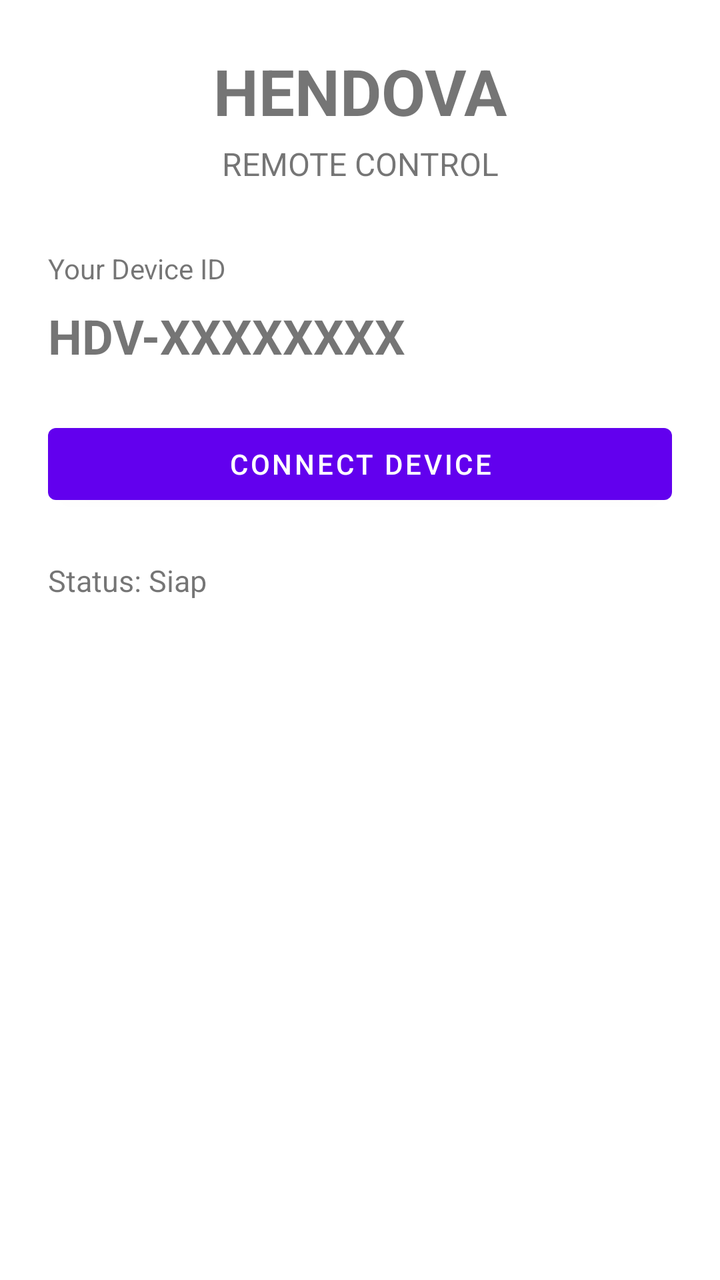
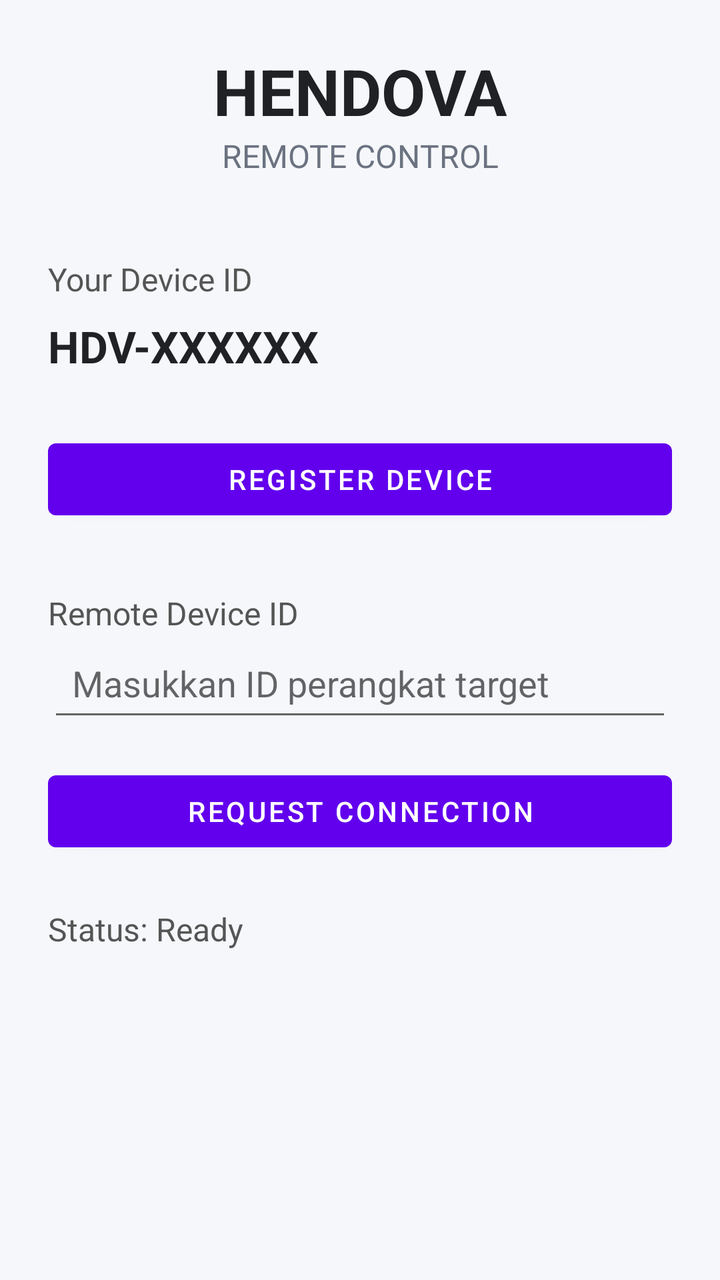

An Android layout rendered at two revisions. The XML below is the earlier revision; the diff shows what the commit changed to produce the second picture.
<!-- AndroidManifest.xml: application theme Theme.Hendova -->
<!-- res/layout/activity_main.xml -->
<?xml version="1.0" encoding="utf-8"?>
<ScrollView
    xmlns:android="http://schemas.android.com/apk/res/android"
    android:layout_width="match_parent"
    android:layout_height="match_parent">

    <LinearLayout
        android:layout_width="match_parent"
        android:layout_height="wrap_content"
        android:orientation="vertical"
        android:padding="24dp">

        <TextView
            android:layout_width="match_parent"
            android:layout_height="wrap_content"
            android:text="HENDOVA"
            android:textSize="32sp"
            android:textStyle="bold"
            android:gravity="center"
            android:paddingBottom="4dp" />

        <TextView
            android:layout_width="match_parent"
            android:layout_height="wrap_content"
            android:text="REMOTE CONTROL"
            android:textSize="16sp"
            android:gravity="center"
            android:paddingBottom="32dp" />

        <TextView
            android:layout_width="match_parent"
            android:layout_height="wrap_content"
            android:text="Your Device ID"
            android:textSize="14sp" />

        <TextView
            android:id="@+id/deviceIdText"
            android:layout_width="match_parent"
            android:layout_height="wrap_content"
            android:text="HDV-XXXXXXXX"
            android:textSize="24sp"
            android:textStyle="bold"
            android:paddingTop="8dp"
            android:paddingBottom="24dp" />

        <Button
            android:id="@+id/connectButton"
            android:layout_width="match_parent"
            android:layout_height="wrap_content"
            android:text="CONNECT DEVICE" />

        <TextView
            android:id="@+id/statusText"
            android:layout_width="match_parent"
            android:layout_height="wrap_content"
            android:text="Status: Siap"
            android:textSize="15sp"
            android:paddingTop="24dp" />

    </LinearLayout>

</ScrollView>
<!-- resources referenced by this layout -->
<resources>
  <style name="Theme.Hendova" parent="Theme.MaterialComponents.DayNight.NoActionBar" />
</resources>

<!-- the commit's change to res/layout/activity_main.xml (unified diff, before → after) -->
@@ -1,8 +1,8 @@
 <?xml version="1.0" encoding="utf-8"?>
-<ScrollView
-    xmlns:android="http://schemas.android.com/apk/res/android"
+<ScrollView xmlns:android="http://schemas.android.com/apk/res/android"
     android:layout_width="match_parent"
-    android:layout_height="match_parent">
+    android:layout_height="match_parent"
+    android:background="#F5F7FA">
 
     <LinearLayout
         android:layout_width="match_parent"
@@ -13,50 +13,78 @@
         <TextView
             android:layout_width="match_parent"
             android:layout_height="wrap_content"
+            android:gravity="center"
             android:text="HENDOVA"
+            android:textColor="#202124"
             android:textSize="32sp"
-            android:textStyle="bold"
-            android:gravity="center"
-            android:paddingBottom="4dp" />
+            android:textStyle="bold" />
 
         <TextView
             android:layout_width="match_parent"
             android:layout_height="wrap_content"
+            android:gravity="center"
             android:text="REMOTE CONTROL"
-            android:textSize="16sp"
-            android:gravity="center"
-            android:paddingBottom="32dp" />
+            android:textColor="#6B7280"
+            android:textSize="16sp" />
 
         <TextView
             android:layout_width="match_parent"
             android:layout_height="wrap_content"
+            android:layout_marginTop="40dp"
             android:text="Your Device ID"
-            android:textSize="14sp" />
+            android:textColor="#555555"
+            android:textSize="16sp" />
 
         <TextView
             android:id="@+id/deviceIdText"
             android:layout_width="match_parent"
             android:layout_height="wrap_content"
-            android:text="HDV-XXXXXXXX"
-            android:textSize="24sp"
-            android:textStyle="bold"
-            android:paddingTop="8dp"
-            android:paddingBottom="24dp" />
+            android:layout_marginTop="8dp"
+            android:text="HDV-XXXXXX"
+            android:textColor="#202124"
+            android:textSize="22sp"
+            android:textStyle="bold" />
 
         <Button
             android:id="@+id/connectButton"
             android:layout_width="match_parent"
             android:layout_height="wrap_content"
-            android:text="CONNECT DEVICE" />
+            android:layout_marginTop="28dp"
+            android:text="REGISTER DEVICE"
+            android:textAllCaps="false" />
+
+        <TextView
+            android:layout_width="match_parent"
+            android:layout_height="wrap_content"
+            android:layout_marginTop="32dp"
+            android:text="Remote Device ID"
+            android:textColor="#555555"
+            android:textSize="16sp" />
+
+        <EditText
+            android:id="@+id/remoteIdInput"
+            android:layout_width="match_parent"
+            android:layout_height="wrap_content"
+            android:hint="Masukkan ID perangkat target"
+            android:inputType="textCapCharacters"
+            android:padding="12dp" />
+
+        <Button
+            android:id="@+id/controlButton"
+            android:layout_width="match_parent"
+            android:layout_height="wrap_content"
+            android:layout_marginTop="16dp"
+            android:text="REQUEST CONNECTION"
+            android:textAllCaps="false" />
 
         <TextView
             android:id="@+id/statusText"
             android:layout_width="match_parent"
             android:layout_height="wrap_content"
-            android:text="Status: Siap"
-            android:textSize="15sp"
-            android:paddingTop="24dp" />
+            android:layout_marginTop="24dp"
+            android:text="Status: Ready"
+            android:textColor="#555555"
+            android:textSize="16sp" />
 
     </LinearLayout>
-
 </ScrollView>
